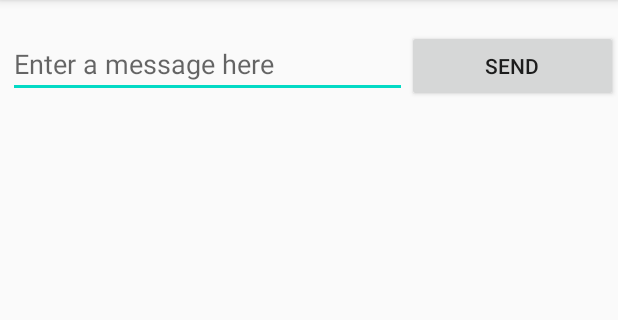
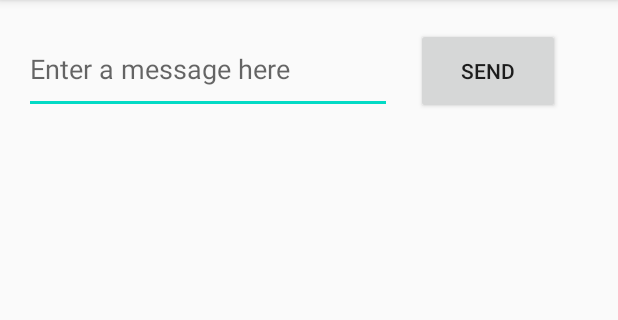
Before and after one commit to Thanukshi/LabWork03, an Android app: the screen it shows after launch (MainActivity), on a phone screen of 412 x 824 dp, the part 84-404 px from its top. Run offline under Robolectric (Android 15) with nearby library versions, the phone set to English and light mode, and no system bars.

Commit message:
Display Message

```diff
--- a/app/src/main/res/layout/activity_main.xml
+++ b/app/src/main/res/layout/activity_main.xml
@@ -6,32 +6,33 @@
     android:layout_height="match_parent"
     tools:context=".MainActivity">
 
-    <LinearLayout
-        android:layout_width="match_parent"
-        android:layout_height="match_parent"
-        android:orientation="horizontal"
-        app:layout_constraintBottom_toBottomOf="parent"
-        app:layout_constraintEnd_toEndOf="parent"
-        app:layout_constraintStart_toStartOf="parent"
-        app:layout_constraintTop_toTopOf="parent">
 
     <EditText
+        android:id="@+id/ET1_main"
+        android:layout_width="245dp"
+        android:layout_height="60dp"
+        android:layout_margin="16dp"
+        android:layout_marginStart="5dp"
         android:layout_marginLeft="5dp"
-            android:id="@+id/ET1_main"
-            android:layout_width="wrap_content"
-            android:layout_height="wrap_content"
+        android:layout_marginTop="40dp"
         android:layout_weight="1"
         android:ems="10"
+        android:hint="@string/hint"
         android:inputType="textPersonName"
-            android:hint="@string/hint"
-            android:layout_marginTop="20dp"/>
+        app:layout_constraintStart_toStartOf="parent"
+        app:layout_constraintTop_toTopOf="parent" />
 
     <Button
         android:id="@+id/btn_main"
-            android:layout_width="wrap_content"
-            android:layout_height="wrap_content"
+        android:layout_width="96dp"
+        android:layout_height="57dp"
+        android:layout_margin="16dp"
+        android:layout_marginStart="17dp"
+        android:layout_marginLeft="17dp"
         android:layout_weight="1"
         android:text="@string/btn"
-            android:layout_marginTop="20dp"/>
-    </LinearLayout>
+        app:layout_constraintBaseline_toBaselineOf="@+id/ET1_main"
+        app:layout_constraintStart_toEndOf="@+id/ET1_main"
+        tools:ignore="MissingConstraints" />
+
 </androidx.constraintlayout.widget.ConstraintLayout>
```
Lines whose indentation alone changed are shown as unchanged.
